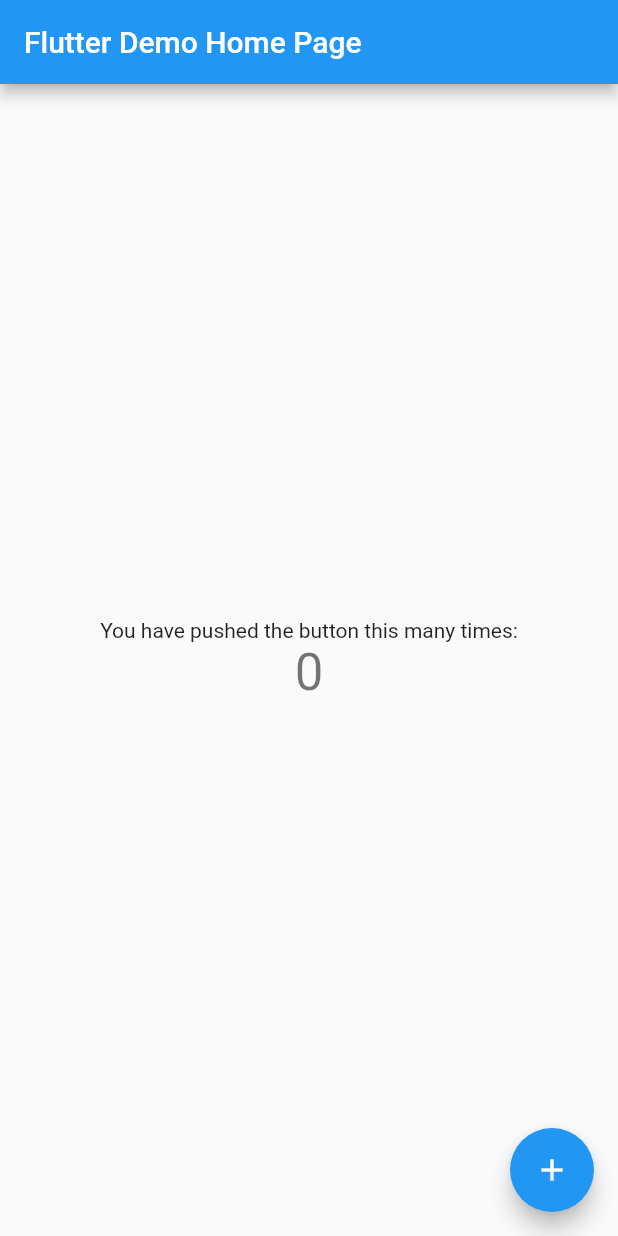
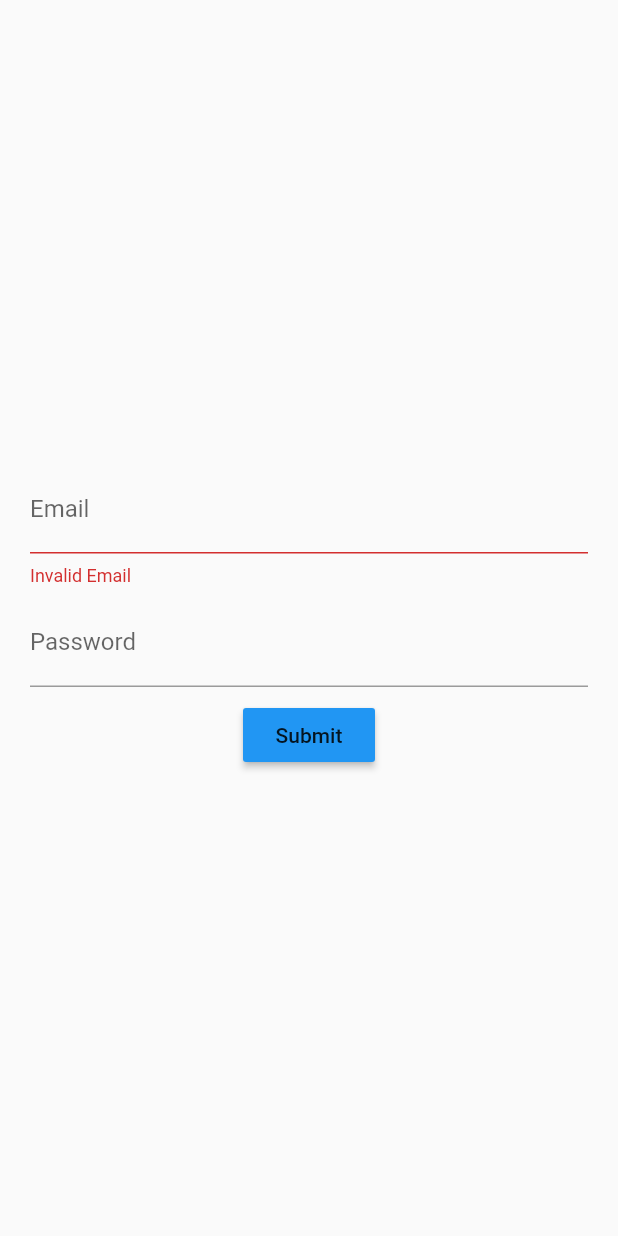
Before and after one commit to talhabajwa1996/Login-BLOC-2, a Flutter app: the screen it shows after launch, on a phone screen of 412 x 824 dp. Run offline on Flutter 3.47's test engine with Material 2 defaults, Android fonts, the phone set to English and light mode, and no system bars.

Commit message:
Bloc Pattern

```diff
--- a/lib/main.dart
+++ b/lib/main.dart
@@ -1,117 +1,4 @@
 import 'package:flutter/material.dart';
+import 'src/app.dart';
 
-void main() {
-  runApp(MyApp());
-}
-
-class MyApp extends StatelessWidget {
-  // This widget is the root of your application.
-  @override
-  Widget build(BuildContext context) {
-    return MaterialApp(
-      title: 'Flutter Demo',
-      theme: ThemeData(
-        // This is the theme of your application.
-        //
-        // Try running your application with "flutter run". You'll see the
-        // application has a blue toolbar. Then, without quitting the app, try
-        // changing the primarySwatch below to Colors.green and then invoke
-        // "hot reload" (press "r" in the console where you ran "flutter run",
-        // or simply save your changes to "hot reload" in a Flutter IDE).
-        // Notice that the counter didn't reset back to zero; the application
-        // is not restarted.
-        primarySwatch: Colors.blue,
-        // This makes the visual density adapt to the platform that you run
-        // the app on. For desktop platforms, the controls will be smaller and
-        // closer together (more dense) than on mobile platforms.
-        visualDensity: VisualDensity.adaptivePlatformDensity,
-      ),
-      home: MyHomePage(title: 'Flutter Demo Home Page'),
-    );
-  }
-}
-
-class MyHomePage extends StatefulWidget {
-  MyHomePage({Key key, this.title}) : super(key: key);
-
-  // This widget is the home page of your application. It is stateful, meaning
-  // that it has a State object (defined below) that contains fields that affect
-  // how it looks.
-
-  // This class is the configuration for the state. It holds the values (in this
-  // case the title) provided by the parent (in this case the App widget) and
-  // used by the build method of the State. Fields in a Widget subclass are
-  // always marked "final".
-
-  final String title;
-
-  @override
-  _MyHomePageState createState() => _MyHomePageState();
-}
-
-class _MyHomePageState extends State<MyHomePage> {
-  int _counter = 0;
-
-  void _incrementCounter() {
-    setState(() {
-      // This call to setState tells the Flutter framework that something has
-      // changed in this State, which causes it to rerun the build method below
-      // so that the display can reflect the updated values. If we changed
-      // _counter without calling setState(), then the build method would not be
-      // called again, and so nothing would appear to happen.
-      _counter++;
-    });
-  }
-
-  @override
-  Widget build(BuildContext context) {
-    // This method is rerun every time setState is called, for instance as done
-    // by the _incrementCounter method above.
-    //
-    // The Flutter framework has been optimized to make rerunning build methods
-    // fast, so that you can just rebuild anything that needs updating rather
-    // than having to individually change instances of widgets.
-    return Scaffold(
-      appBar: AppBar(
-        // Here we take the value from the MyHomePage object that was created by
-        // the App.build method, and use it to set our appbar title.
-        title: Text(widget.title),
-      ),
-      body: Center(
-        // Center is a layout widget. It takes a single child and positions it
-        // in the middle of the parent.
-        child: Column(
-          // Column is also a layout widget. It takes a list of children and
-          // arranges them vertically. By default, it sizes itself to fit its
-          // children horizontally, and tries to be as tall as its parent.
-          //
-          // Invoke "debug painting" (press "p" in the console, choose the
-          // "Toggle Debug Paint" action from the Flutter Inspector in Android
-          // Studio, or the "Toggle Debug Paint" command in Visual Studio Code)
-          // to see the wireframe for each widget.
-          //
-          // Column has various properties to control how it sizes itself and
-          // how it positions its children. Here we use mainAxisAlignment to
-          // center the children vertically; the main axis here is the vertical
-          // axis because Columns are vertical (the cross axis would be
-          // horizontal).
-          mainAxisAlignment: MainAxisAlignment.center,
-          children: <Widget>[
-            Text(
-              'You have pushed the button this many times:',
-            ),
-            Text(
-              '$_counter',
-              style: Theme.of(context).textTheme.headline4,
-            ),
-          ],
-        ),
-      ),
-      floatingActionButton: FloatingActionButton(
-        onPressed: _incrementCounter,
-        tooltip: 'Increment',
-        child: Icon(Icons.add),
-      ), // This trailing comma makes auto-formatting nicer for build methods.
-    );
-  }
-}
+void main() => runApp(MyApp());
--- /dev/null
+++ b/lib/src/app.dart
@@ -0,0 +1,13 @@
+import 'package:flutter/material.dart';
+import 'screens/login_screen.dart';
+
+class MyApp extends StatelessWidget {
+  Widget build(context) {
+    return MaterialApp(
+      title: 'This is my app',
+      home: Scaffold(
+        body: LoginScreen(),
+      ),
+    );
+  }
+}
--- /dev/null
+++ b/lib/src/blocs/bloc.dart
@@ -0,0 +1,18 @@
+import 'dart:async';
+import 'validators.dart';
+
+class Bloc extends Object with Validator{
+  final _email = StreamController<String>();
+  final _password = StreamController<String>();
+
+  Stream<String> get email => _email.stream.transform(emailValidator);
+  Stream<String> get password => _password.stream.transform(passwordValidator);
+
+  Function(String) get addEmail => _email.sink.add;
+  Function(String) get addPassword => _password.sink.add;
+
+  dispose(){
+    _email.close();
+    _password.close();
+  }
+}
--- /dev/null
+++ b/lib/src/blocs/validators.dart
@@ -0,0 +1,25 @@
+import 'dart:async';
+
+class Validator{
+  final emailValidator = StreamTransformer<String,String>.fromHandlers(
+    handleData: (email, sink){
+      if(email.contains('@')){
+        sink.add(email);
+      }
+      else{
+        sink.addError('Invalid Email');
+      }
+      },
+  );
+
+  final passwordValidator = StreamTransformer<String, String>.fromHandlers(
+    handleData: (password, sink){
+      if(password.length < 4){
+        sink.add(password);
+      }
+      else{
+        sink.addError('Invalid Password');
+      }
+    },
+  );
+}
--- /dev/null
+++ b/lib/src/screens/login_screen.dart
@@ -0,0 +1,49 @@
+import 'package:flutter/material.dart';
+
+class LoginScreen extends StatelessWidget {
+  Widget build(context) {
+    return Container(
+      margin: EdgeInsets.all(20.0),
+      child: Column(
+        mainAxisAlignment: MainAxisAlignment.center,
+        crossAxisAlignment: CrossAxisAlignment.center,
+        children: [
+          email(),
+          SizedBox(height: 8.0),
+          password(),
+          SizedBox(height: 8.0),
+          submitButton(),
+        ],
+      ),
+    );
+  }
+
+  Widget email() {
+    return TextField(
+      keyboardType: TextInputType.emailAddress,
+      decoration: InputDecoration(
+        labelText: 'Email',
+        hintText: 'example@example.com',
+        errorText: 'Invalid Email',
+      ),
+    );
+  }
+
+  Widget password() {
+    return TextField(
+      obscureText: true,
+      decoration: InputDecoration(
+        labelText: 'Password',
+        hintText: 'Password',
+      ),
+    );
+  }
+
+  Widget submitButton() {
+    return RaisedButton(
+      child: Text('Submit'),
+      color: Colors.blue,
+      onPressed: () {},
+    );
+  }
+}
```
